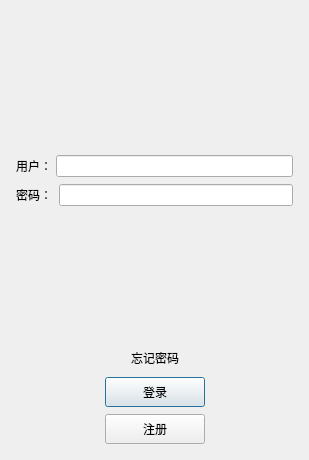
Old version of the form client/wechat/logindialog.ui in the repository Mycelkar/wechat.
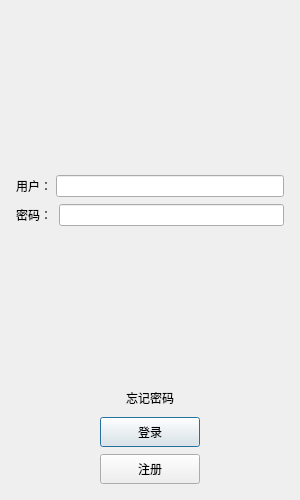
New version of the form. Icons and pictures are not drawn.

```diff
--- a/client/wechat/logindialog.ui
+++ b/client/wechat/logindialog.ui
@@ -6,14 +6,20 @@
    <rect>
     <x>0</x>
     <y>0</y>
-    <width>309</width>
-    <height>460</height>
+    <width>300</width>
+    <height>500</height>
    </rect>
   </property>
+  <property name="minimumSize">
+   <size>
+    <width>300</width>
+    <height>500</height>
+   </size>
+  </property>
   <property name="maximumSize">
    <size>
-    <width>16777215</width>
-    <height>16777215</height>
+    <width>300</width>
+    <height>500</height>
    </size>
   </property>
   <property name="windowTitle">
```
